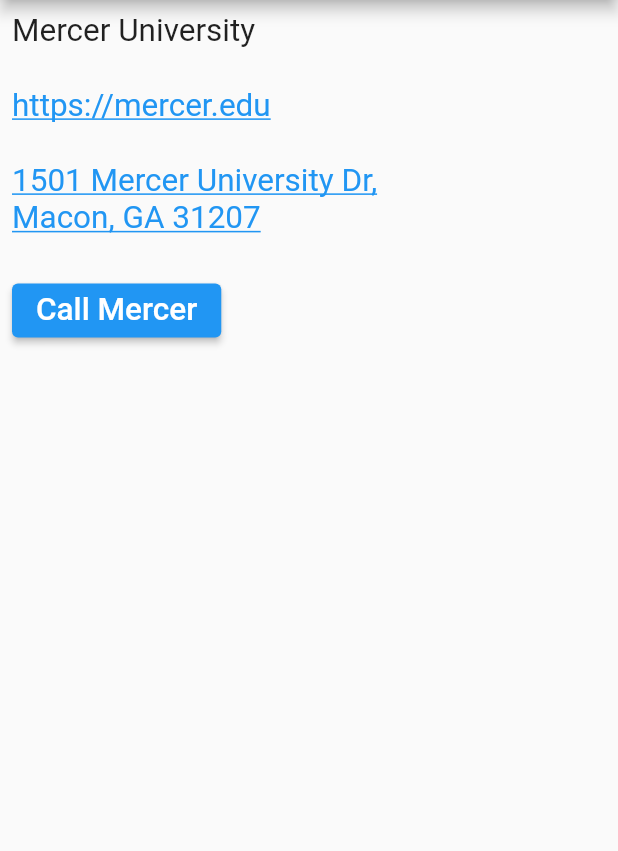
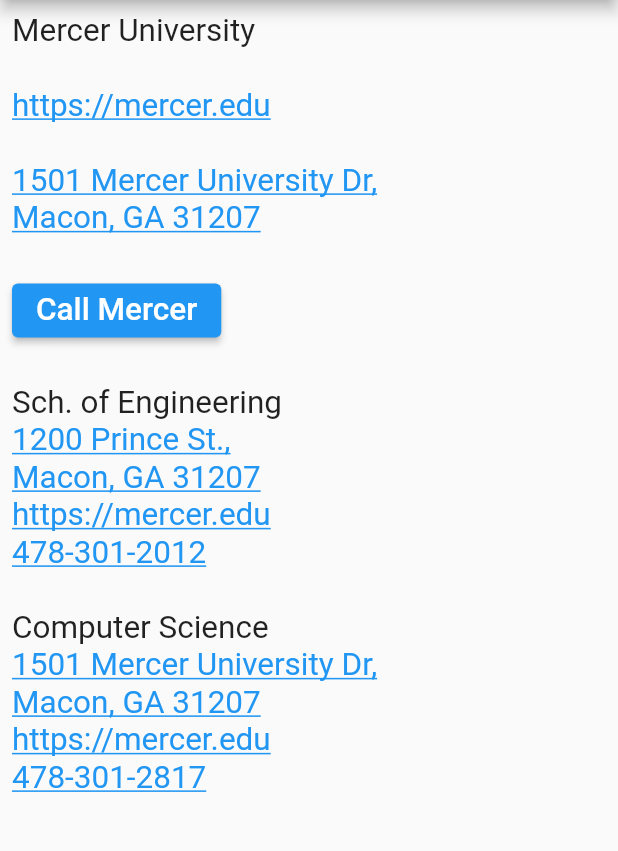
Before and after one commit to JarrettNobles/hyperlinks, a Flutter app: the Method1Display screen opened by its route, on a phone screen of 412 x 824 dp, the part 84-935 px from its top. Run offline on Flutter 3.47's test engine with Material 2 defaults, Android fonts, the phone set to English and light mode, and no system bars.

Commit message:
Updated method1_hyperlinks.dart to add engineering and computer science info. Updated data_file.dart to account for clickable hyperlink for the phone numbers

```diff
--- a/lib/data_file.dart
+++ b/lib/data_file.dart
@@ -1,83 +1,78 @@
-//imports
 import 'package:flutter/material.dart';
 import 'package:url_launcher/url_launcher.dart';
 import 'dart:io';
 
-//widget for urlText
-Widget urlText(String urlStr) {
+Widget urlText(String urlStr, {String? text}) {
+  return GestureDetector(
+    child: Text(
+      text ?? urlStr,
+      style: const TextStyle(
+        color: Colors.blue,
+        decoration: TextDecoration.underline,
+      ),
+      textScaleFactor: 1.5,
+    ),
+    onTap: () => _displayWebsite(urlStr),
+  );
+}
 
-  return GestureDetector(
-
-    child: Text(urlStr,
-      style: const TextStyle(color: Colors.blue,
-          decoration:
-          TextDecoration.underline ),
-      textScaleFactor: 1.5,
-
-    ), // Text
-
-    onTap: () => _displayWebsite(urlStr),
-
-  ); // GestureDetector
-}  // urlText
-
-//display website function
-void _displayWebsite (String urlStr) async{
-
+void _displayWebsite(String urlStr) async {
   Uri urlUri = Uri.parse(urlStr);
 
   try {
     await launchUrl(urlUri);
   } catch (ex) {
-
     throw 'Could not launch $urlStr';
   }
-}   // end of _displayWebsite(…)
+}
 
-//widget for address text
-Widget addressText (String addr, String addrFormat) {
+Widget addressText(String addr, String addrFormat) {
+  return GestureDetector(
+    child: Text(
+      addr,
+      style: const TextStyle(
+        color: Colors.blue,
+        decoration: TextDecoration.underline,
+      ),
+      textScaleFactor: 1.5,
+    ),
+    onTap: () => _openMap(addrFormat),
+  );
+}
 
-  return GestureDetector(
-
-    child: Text(addr,
-    style: const TextStyle(color: Colors.blue,
-    decoration:
-    TextDecoration.underline ),
-    textScaleFactor: 1.5,
-
-  ), // Text
-
-  onTap: () => _openMap(addrFormat),
-  ); // GestureDetector
-
-}   // end of addressText
-
-//open map function for the map when user selects a address
-_openMap (String addrFormat) {
-
+void _openMap(String addrFormat) {
   String urlStr;
 
-  if (Platform.isIOS){
+  if (Platform.isIOS) {
+    urlStr = 'http://maps.apple.com/?address=$addrFormat';
+  } else { // Platform.isAndroid
     urlStr =
-    'http://maps.apple.com/?address=$addrFormat';
-  } else {     // Platform.isAndroid
-    urlStr =
-    'https://www.google.com/maps/search/?api=1&query='
-
-        '$addrFormat';
+    'https://www.google.com/maps/search/?api=1&query=' '$addrFormat';
   }
 
-  //display website function
   _displayWebsite(urlStr);
-}   //   end of _openMap()
+}
 
+Widget phoneText(String phoneStr, {String? text}) {
+  return GestureDetector(
+    child: Text(
+      text ?? phoneStr,
+      style: const TextStyle(
+        color: Colors.blue,
+        decoration: TextDecoration.underline,
+      ),
+      textScaleFactor: 1.5,
+    ),
+    onTap: () => _callNumber(phoneStr),
+  );
+}
 
-/*   todo: Class Exercise
+void _callNumber(String numberStr) async {
+  Uri urlUri = Uri.parse(numberStr);
 
-Widget phoneText ( ... ) {
-    // …
-}  // phoneText
-
-*/
-
-//    end of data_file.dart
+  try {
+    await launchUrl(urlUri);
+  } catch (ex) {
+    throw 'Could not call $numberStr';
+  }
+}
--- a/lib/method1_hyperlinks.dart
+++ b/lib/method1_hyperlinks.dart
@@ -44,6 +44,74 @@
                 }
               },
             ),
+
+            //Engineering school info
+            const Text(
+              '\nSch. of Engineering',
+              textScaleFactor: 1.5,
+            ),
+            //urlText('https://mercer.edu'),
+            addressText(
+              '1200 Prince St.,\n'
+                  'Macon, GA 31207',
+              '1200+Prince+St,+Macon,+GA+31207',
+            ),
+            urlText('https://mercer.edu'),
+            GestureDetector(
+              onTap: () async {
+                const numberStr = '478-301-2012';
+                final Uri urlUri = Uri.parse('tel:$numberStr');
+                try {
+                  await launchUrl(urlUri);
+                } catch (ex) {
+                  throw 'Could not call number';
+                }
+              },
+              child: const Text(
+                '478-301-2012',
+                textScaleFactor: 1.5,
+                style: TextStyle(
+                  color: Colors.blue,
+                  decoration: TextDecoration.underline,
+                ),
+              ),
+            ),
+
+            //computer Science department info
+            const Text(
+              '\nComputer Science',
+              textScaleFactor: 1.5,
+            ),
+            //urlText('https://mercer.edu'),
+            addressText(
+              '1501 Mercer University Dr,\n'
+            'Macon, GA 31207',
+            '1501+Mercer+University+Dr,+Macon,+GA+31207',
+            ),
+            urlText('https://mercer.edu'),
+            GestureDetector(
+              onTap: () async {
+                const numberStr = '478-301-2817';
+                final Uri urlUri = Uri.parse('tel:$numberStr');
+                try {
+                  await launchUrl(urlUri);
+                } catch (ex) {
+                  throw 'Could not call number';
+                }
+              },
+              child: const Text(
+                '478-301-2817',
+                textScaleFactor: 1.5,
+                style: TextStyle(
+                  color: Colors.blue,
+                  decoration: TextDecoration.underline,
+                ),
+              ),
+            ),
+
+
+
+
           ],
         ),
       ),
```
